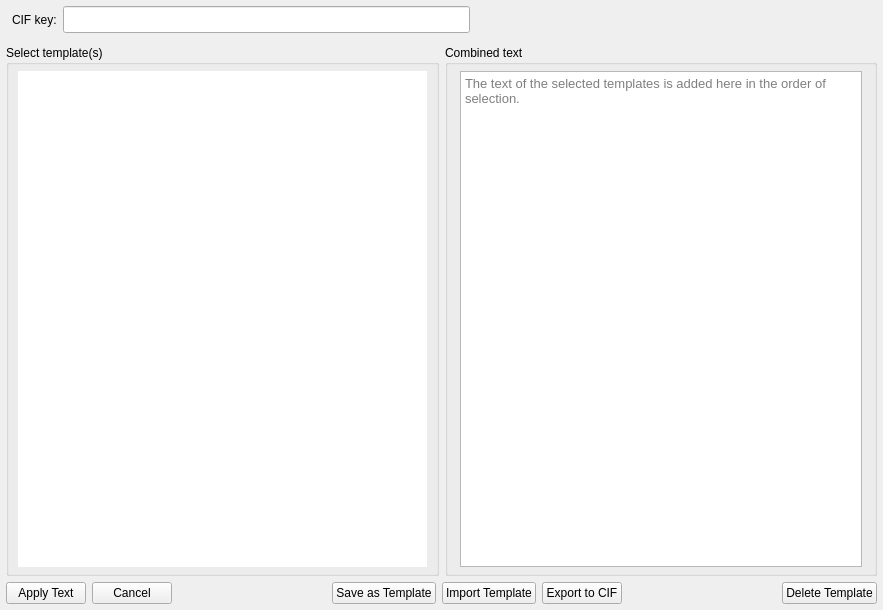
Qt form finalcif/gui/text_templates_ui.ui (dkratzert/FinalCif) before a commit.
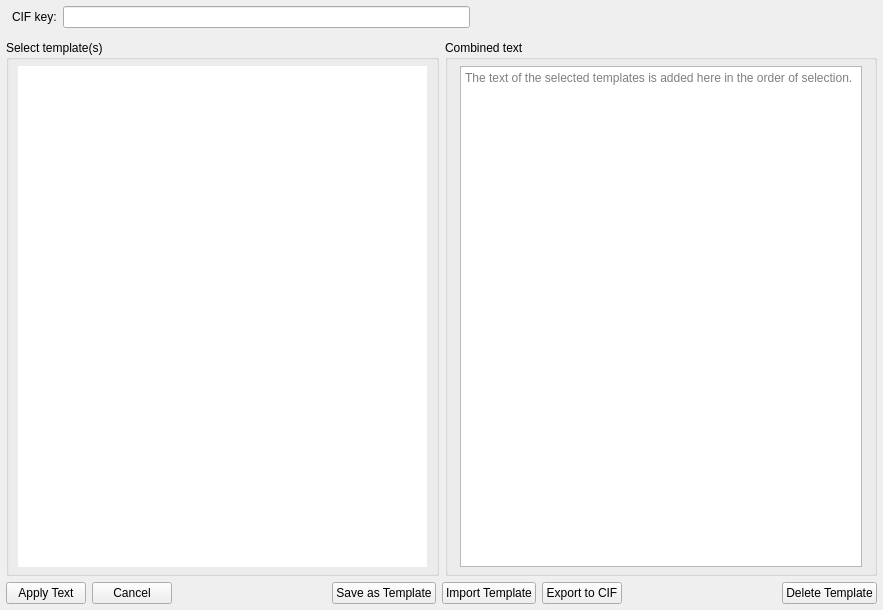
The same form after that commit. Custom widgets are drawn as their Qt base class.

Commit message: Merge machine templates

The edit to the form file:
```diff
--- a/finalcif/gui/text_templates_ui.ui
+++ b/finalcif/gui/text_templates_ui.ui
@@ -51,7 +51,6 @@
        </property>
        <property name="font">
         <font>
-         <pointsize>12</pointsize>
          <weight>75</weight>
          <bold>true</bold>
         </font>
@@ -174,11 +173,6 @@
             <verstretch>0</verstretch>
            </sizepolicy>
           </property>
-          <property name="font">
-           <font>
-            <pointsize>10</pointsize>
-           </font>
-          </property>
           <property name="frameShadow">
            <enum>QFrame::Plain</enum>
           </property>
```
The commit also changes 11 other files.
